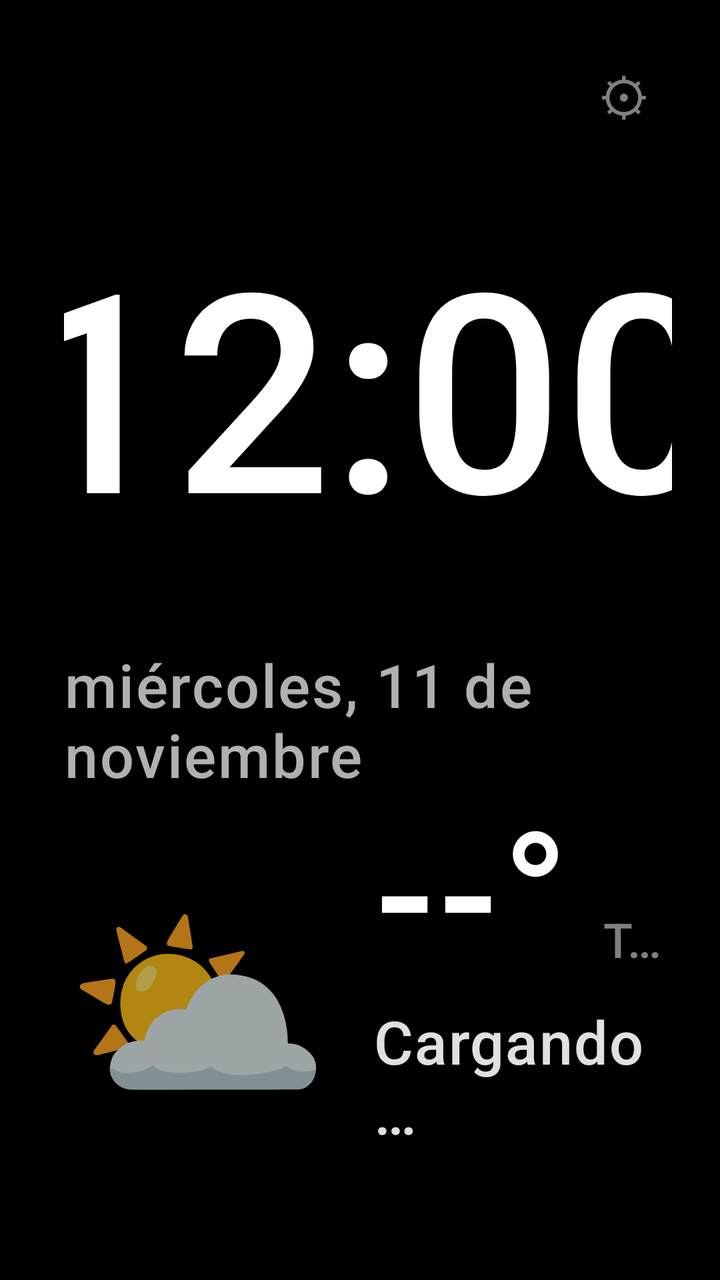
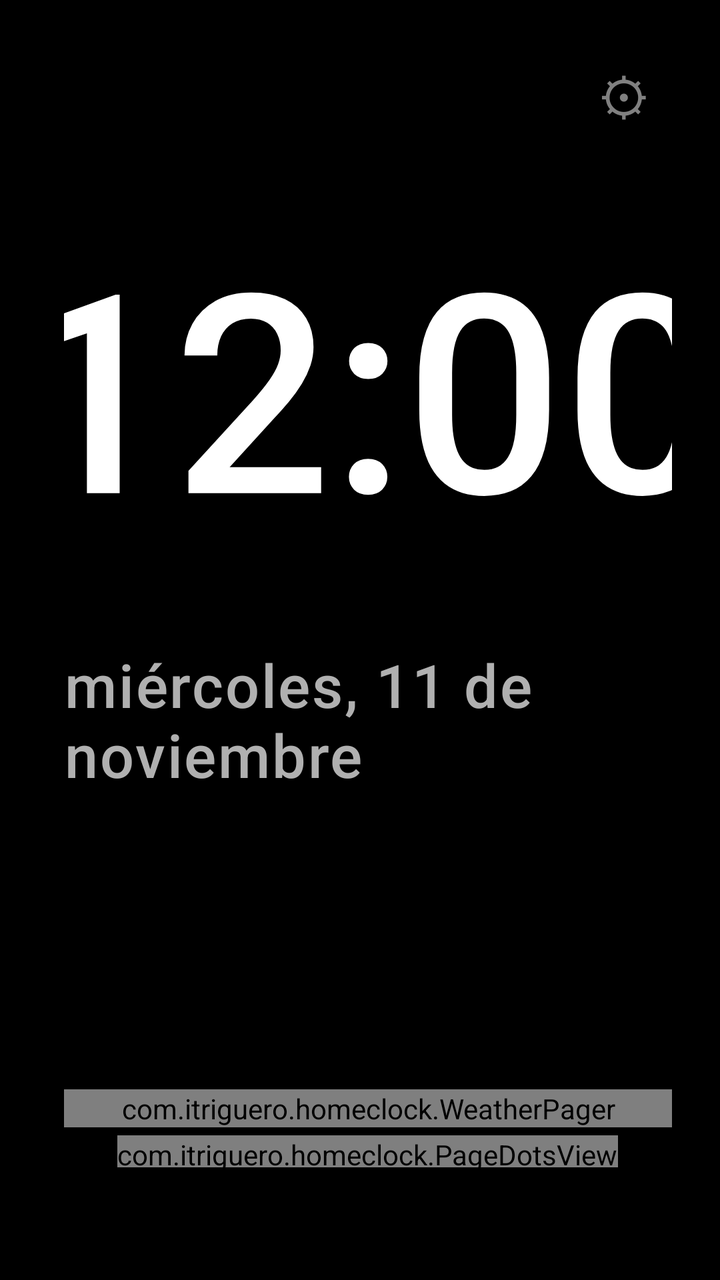

Two renders of the same Android screen: before a commit and after it. Below are the layout's source before the change and the commit's diff.
<!-- AndroidManifest.xml: activity theme Theme.HomeClock -->
<!-- res/layout/activity_main.xml -->
<?xml version="1.0" encoding="utf-8"?>
<LinearLayout xmlns:android="http://schemas.android.com/apk/res/android"
    android:id="@+id/screenRoot"
    android:layout_width="match_parent"
    android:layout_height="match_parent"
    android:baselineAligned="false"
    android:orientation="horizontal">

        <LinearLayout
            android:id="@+id/leftContent"
            android:layout_width="0dp"
            android:layout_height="match_parent"
            android:layout_weight="3"
            android:orientation="vertical"
            android:gravity="center_horizontal"
            android:paddingStart="32dp"
            android:paddingEnd="24dp"
            android:paddingTop="24dp"
            android:paddingBottom="20dp">

            <LinearLayout
                android:layout_width="match_parent"
                android:layout_height="48dp"
                android:gravity="center_vertical|end"
                android:orientation="horizontal">

                    <TextView
                        android:id="@+id/panelToggle"
                        android:layout_width="wrap_content"
                        android:layout_height="wrap_content"
                        android:layout_marginEnd="8dp"
                        android:minHeight="48dp"
                        android:gravity="center"
                        android:paddingStart="14dp"
                        android:paddingTop="8dp"
                        android:paddingEnd="14dp"
                        android:paddingBottom="8dp"
                        android:text="@string/panel_hide"
                        android:textColor="#D0D0D0"
                        android:textSize="14sp"
                        android:letterSpacing="0.08"
                        android:background="@drawable/bg_panel_toggle"
                        android:contentDescription="@string/panel_toggle_desc"
                        android:clickable="true"
                        android:focusable="true"
                        android:visibility="gone" />

                    <TextView
                        android:id="@+id/settingsButton"
                        android:layout_width="48dp"
                        android:layout_height="48dp"
                        android:gravity="center"
                        android:text="@string/settings_icon"
                        android:textColor="#808080"
                        android:textSize="26sp"
                        android:background="?android:attr/selectableItemBackgroundBorderless"
                        android:contentDescription="@string/settings_desc"
                        android:clickable="true"
                        android:focusable="true" />
            </LinearLayout>

            <TextView
                android:id="@+id/clock"
                android:layout_width="match_parent"
                android:layout_height="wrap_content"
                android:layout_marginTop="4dp"
                android:gravity="center"
                android:maxLines="1"
                android:includeFontPadding="false"
                android:fontFamily="sans-serif-medium"
                android:textColor="#FFFFFF"
                android:textSize="210sp"
                android:letterSpacing="0"
                android:scaleX="1.2"
                android:scaleY="1.2"
                android:autoSizeTextType="uniform"
                android:autoSizeMinTextSize="72sp"
                android:autoSizeMaxTextSize="250sp"
                android:autoSizeStepGranularity="4sp"
                android:text="@string/clock_placeholder" />

            <TextView
                android:id="@+id/date"
                android:layout_width="wrap_content"
                android:layout_height="wrap_content"
                android:textColor="#B0B0B0"
                android:textSize="30sp"
                android:letterSpacing="0.03"
                android:fontFamily="sans-serif-medium"
                android:text="@string/date_placeholder" />

            <Space
                android:layout_width="match_parent"
                android:layout_height="0dp"
                android:layout_weight="1" />

            <LinearLayout
                android:layout_width="wrap_content"
                android:layout_height="wrap_content"
                android:orientation="horizontal"
                android:gravity="center_vertical"
                android:layout_marginBottom="24dp">

                <TextView
                    android:id="@+id/weatherIcon"
                    android:layout_width="wrap_content"
                    android:layout_height="wrap_content"
                    android:textSize="108sp"
                    android:paddingStart="0dp"
                    android:text="@string/weather_icon_placeholder"
                    android:paddingEnd="20dp" />

                <LinearLayout
                    android:layout_width="wrap_content"
                    android:layout_height="wrap_content"
                    android:orientation="vertical">

                    <LinearLayout
                        android:layout_width="wrap_content"
                        android:layout_height="wrap_content"
                        android:orientation="horizontal"
                        android:gravity="bottom">

                        <TextView
                            android:id="@+id/temperature"
                            android:layout_width="wrap_content"
                            android:layout_height="wrap_content"
                            android:textColor="#FFFFFF"
                            android:textSize="88sp"
                            android:fontFamily="sans-serif-medium"
                            android:letterSpacing="0.02"
                            android:includeFontPadding="false"
                            android:text="@string/temperature_placeholder" />

                        <TextView
                            android:id="@+id/city"
                            android:layout_width="wrap_content"
                            android:layout_height="wrap_content"
                            android:layout_gravity="bottom"
                            android:layout_marginStart="16dp"
                            android:maxWidth="260dp"
                            android:singleLine="true"
                            android:ellipsize="end"
                            android:textColor="#808080"
                            android:textSize="24sp"
                            android:fontFamily="sans-serif-medium"
                            android:includeFontPadding="false"
                            android:text="@string/city_placeholder" />
                    </LinearLayout>

                    <TextView
                        android:id="@+id/description"
                        android:layout_width="wrap_content"
                        android:layout_height="wrap_content"
                        android:textColor="#E0E0E0"
                        android:textSize="30sp"
                        android:fontFamily="sans-serif-medium"
                        android:letterSpacing="0.02"
                        android:text="@string/loading" />

                    <TextView
                        android:id="@+id/details"
                        android:layout_width="wrap_content"
                        android:layout_height="wrap_content"
                        android:textColor="#A0A0A0"
                        android:textSize="19sp"
                        android:fontFamily="sans-serif-medium"
                        android:letterSpacing="0.02" />

                </LinearLayout>
            </LinearLayout>

            <TextView
                android:id="@+id/updated"
                android:layout_width="wrap_content"
                android:layout_height="wrap_content"
                android:textColor="#808080"
                android:textSize="18sp"
                android:fontFamily="sans-serif-medium"
                android:letterSpacing="0.04" />

        </LinearLayout>

        <LinearLayout
            android:id="@+id/matchPanel"
            android:layout_width="0dp"
            android:layout_height="match_parent"
            android:layout_weight="2"
            android:layout_margin="12dp"
            android:orientation="vertical"
            android:padding="16dp"
            android:visibility="gone"
            android:background="@drawable/bg_match_panel">

            <LinearLayout
                android:layout_width="match_parent"
                android:layout_height="wrap_content"
                android:orientation="horizontal"
                android:gravity="center_vertical">

                <TextView
                    android:id="@+id/matchPrevDay"
                    android:layout_width="48dp"
                    android:layout_height="48dp"
                    android:gravity="center"
                    android:text="@string/prev_day_icon"
                    android:textColor="#E0A85A"
                    android:textSize="20sp"
                    android:background="?android:attr/selectableItemBackgroundBorderless"
                    android:contentDescription="@string/prev_day_desc"
                    android:clickable="true"
                    android:focusable="true" />

                <TextView
                    android:id="@+id/matchTitle"
                    android:layout_width="0dp"
                    android:layout_height="wrap_content"
                    android:layout_weight="1"
                    android:gravity="center"
                    android:text="@string/today"
                    android:textColor="#E0A85A"
                    android:textSize="22sp"
                    android:textStyle="bold"
                    android:letterSpacing="0.04"
                    android:singleLine="true"
                    android:ellipsize="end"
                    android:autoSizeTextType="uniform"
                    android:autoSizeMinTextSize="12sp"
                    android:autoSizeMaxTextSize="22sp"
                    android:autoSizeStepGranularity="1sp" />

                <TextView
                    android:id="@+id/matchNextDay"
                    android:layout_width="48dp"
                    android:layout_height="48dp"
                    android:gravity="center"
                    android:text="@string/next_day_icon"
                    android:textColor="#E0A85A"
                    android:textSize="20sp"
                    android:background="?android:attr/selectableItemBackgroundBorderless"
                    android:contentDescription="@string/next_day_desc"
                    android:clickable="true"
                    android:focusable="true" />
            </LinearLayout>

            <TextView
                android:id="@+id/matchSubtitle"
                android:layout_width="match_parent"
                android:layout_height="wrap_content"
                android:text="@string/matches_subtitle"
                android:textColor="#808080"
                android:textSize="14sp"
                android:layout_marginBottom="8dp" />

            <ScrollView
                android:layout_width="match_parent"
                android:layout_height="0dp"
                android:layout_weight="1"
                android:fillViewport="true"
                android:scrollbars="none">

                <LinearLayout
                    android:id="@+id/matchList"
                    android:layout_width="match_parent"
                    android:layout_height="wrap_content"
                    android:orientation="vertical" />
            </ScrollView>

            <TextView
                android:id="@+id/matchSources"
                android:layout_width="match_parent"
                android:layout_height="wrap_content"
                android:text="@string/sources_short"
                android:textColor="#808080"
                android:textSize="12sp"
                android:gravity="end"
                android:layout_marginTop="6dp" />

        </LinearLayout>

    </LinearLayout>
<!-- resources referenced by this layout -->
<resources>
  <!-- drawable bg_match_panel (drawable) -->
  <?xml version="1.0" encoding="utf-8"?>
  <shape xmlns:android="http://schemas.android.com/apk/res/android"
      android:shape="rectangle">
      <solid android:color="#141210" />
      <corners android:radius="18dp" />
      <stroke
          android:width="1dp"
          android:color="#2A2520" />
  </shape>
  <!-- drawable bg_panel_toggle (drawable) -->
  <?xml version="1.0" encoding="utf-8"?>
  <shape xmlns:android="http://schemas.android.com/apk/res/android"
      android:shape="rectangle">
      <solid android:color="#1A1A1A" />
      <corners android:radius="16dp" />
      <stroke
          android:width="1dp"
          android:color="#3A3A3A" />
  </shape>
  <string name="city_placeholder">Tres Cantos</string>
  <string name="clock_placeholder">12:00</string>
  <string name="date_placeholder">miércoles, 11 de noviembre</string>
  <string name="loading">Cargando…</string>
  <string name="matches_subtitle">Partidos de tus equipos</string>
  <string name="next_day_desc">Día siguiente</string>
  <string name="next_day_icon">▶</string>
  <string name="panel_hide">OCULTAR</string>
  <string name="panel_toggle_desc">Ocultar o mostrar el panel de partidos</string>
  <string name="prev_day_desc">Día anterior</string>
  <string name="prev_day_icon">◀</string>
  <string name="settings_desc">Ajustes</string>
  <string name="settings_icon">⚙</string>
  <string name="sources_short">365Scores · RFEF · Celta</string>
  <string name="temperature_placeholder">--°</string>
  <string name="today">HOY</string>
  <string name="weather_icon_placeholder">⛅</string>
  <style name="Theme.HomeClock" parent="@android:style/Theme.Material.NoActionBar">
          <item name="android:windowBackground">@android:color/black</item>
          <item name="android:colorBackground">@android:color/black</item>
          <item name="android:windowFullscreen">true</item>
          <item name="android:windowContentOverlay">@null</item>
          <item name="android:statusBarColor">@android:color/transparent</item>
          <item name="android:navigationBarColor">@android:color/transparent</item>
          <item name="android:windowLightStatusBar">false</item>
      </style>
</resources>

<!-- the commit's change to res/layout/activity_main.xml (unified diff, before → after) -->
@@ -94,86 +94,23 @@
                 android:layout_height="0dp"
                 android:layout_weight="1" />
 
-            <LinearLayout
+            <com.itriguero.homeclock.WeatherPager
+                android:id="@+id/weatherPager"
+                android:layout_width="match_parent"
+                android:layout_height="wrap_content" />
+
+            <com.itriguero.homeclock.PageDotsView
+                android:id="@+id/weatherDots"
                 android:layout_width="wrap_content"
-                android:layout_height="wrap_content"
-                android:orientation="horizontal"
-                android:gravity="center_vertical"
-                android:layout_marginBottom="24dp">
-
-                <TextView
-                    android:id="@+id/weatherIcon"
-                    android:layout_width="wrap_content"
-                    android:layout_height="wrap_content"
-                    android:textSize="108sp"
-                    android:paddingStart="0dp"
-                    android:text="@string/weather_icon_placeholder"
-                    android:paddingEnd="20dp" />
-
-                <LinearLayout
-                    android:layout_width="wrap_content"
-                    android:layout_height="wrap_content"
-                    android:orientation="vertical">
-
-                    <LinearLayout
-                        android:layout_width="wrap_content"
-                        android:layout_height="wrap_content"
-                        android:orientation="horizontal"
-                        android:gravity="bottom">
-
-                        <TextView
-                            android:id="@+id/temperature"
-                            android:layout_width="wrap_content"
-                            android:layout_height="wrap_content"
-                            android:textColor="#FFFFFF"
-                            android:textSize="88sp"
-                            android:fontFamily="sans-serif-medium"
-                            android:letterSpacing="0.02"
-                            android:includeFontPadding="false"
-                            android:text="@string/temperature_placeholder" />
-
-                        <TextView
-                            android:id="@+id/city"
-                            android:layout_width="wrap_content"
-                            android:layout_height="wrap_content"
-                            android:layout_gravity="bottom"
-                            android:layout_marginStart="16dp"
-                            android:maxWidth="260dp"
-                            android:singleLine="true"
-                            android:ellipsize="end"
-                            android:textColor="#808080"
-                            android:textSize="24sp"
-                            android:fontFamily="sans-serif-medium"
-                            android:includeFontPadding="false"
-                            android:text="@string/city_placeholder" />
-                    </LinearLayout>
-
-                    <TextView
-                        android:id="@+id/description"
-                        android:layout_width="wrap_content"
-                        android:layout_height="wrap_content"
-                        android:textColor="#E0E0E0"
-                        android:textSize="30sp"
-                        android:fontFamily="sans-serif-medium"
-                        android:letterSpacing="0.02"
-                        android:text="@string/loading" />
-
-                    <TextView
-                        android:id="@+id/details"
-                        android:layout_width="wrap_content"
-                        android:layout_height="wrap_content"
-                        android:textColor="#A0A0A0"
-                        android:textSize="19sp"
-                        android:fontFamily="sans-serif-medium"
-                        android:letterSpacing="0.02" />
-
-                </LinearLayout>
-            </LinearLayout>
+                android:layout_height="16dp"
+                android:layout_marginTop="4dp"
+                android:layout_marginBottom="4dp" />
 
             <TextView
                 android:id="@+id/updated"
                 android:layout_width="wrap_content"
                 android:layout_height="wrap_content"
+                android:layout_marginTop="8dp"
                 android:textColor="#808080"
                 android:textSize="18sp"
                 android:fontFamily="sans-serif-medium"
<!-- resource entries referenced after the edit -->
@@ -20,10 +20,8 @@
           android:width="1dp"
           android:color="#3A3A3A" />
   </shape>
-  <string name="city_placeholder">Tres Cantos</string>
   <string name="clock_placeholder">12:00</string>
   <string name="date_placeholder">miércoles, 11 de noviembre</string>
-  <string name="loading">Cargando…</string>
   <string name="matches_subtitle">Partidos de tus equipos</string>
   <string name="next_day_desc">Día siguiente</string>
   <string name="next_day_icon">▶</string>
@@ -34,9 +32,7 @@
   <string name="settings_desc">Ajustes</string>
   <string name="settings_icon">⚙</string>
   <string name="sources_short">365Scores · RFEF · Celta</string>
-  <string name="temperature_placeholder">--°</string>
   <string name="today">HOY</string>
-  <string name="weather_icon_placeholder">⛅</string>
   <style name="Theme.HomeClock" parent="@android:style/Theme.Material.NoActionBar">
           <item name="android:windowBackground">@android:color/black</item>
           <item name="android:colorBackground">@android:color/black</item>
